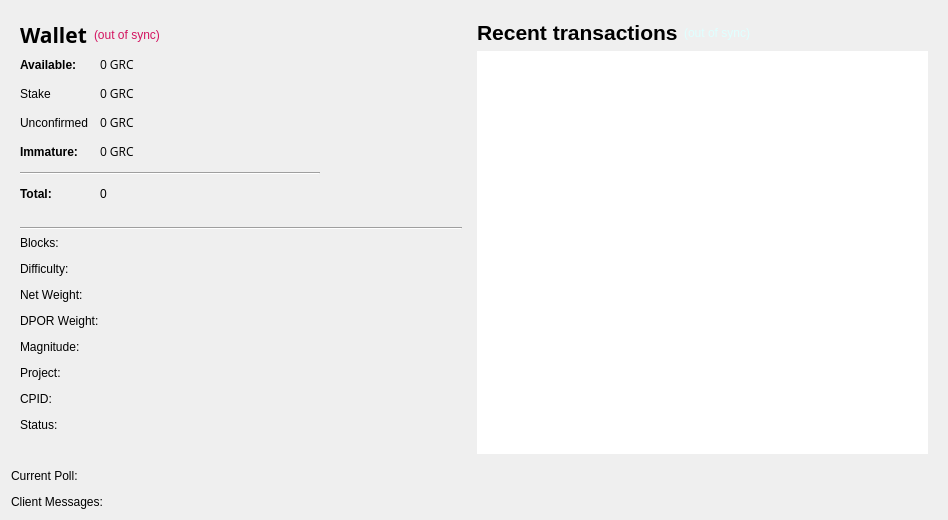
Old version of the form src/qt/forms/overviewpage.ui in the repository gridcoin-community/Gridcoin-Research.
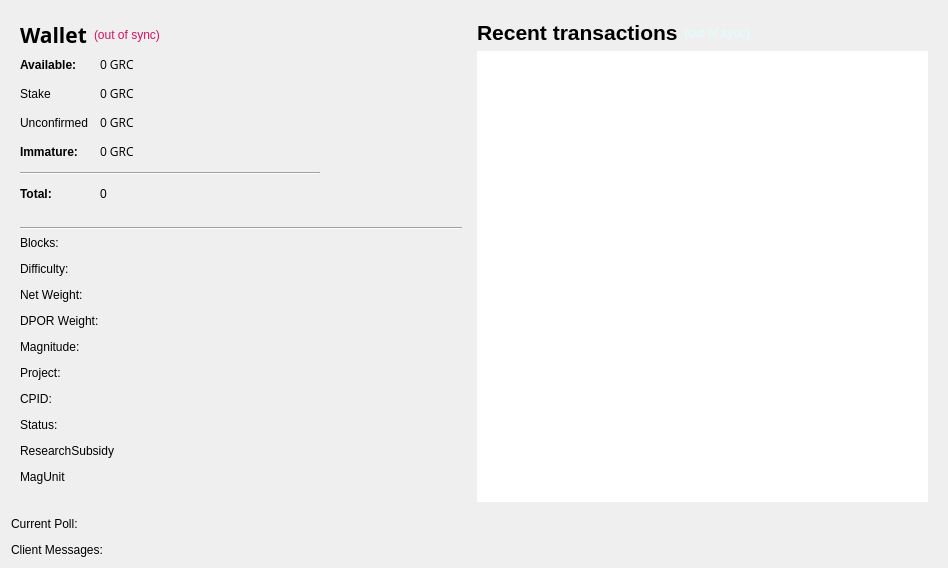
New version of the form.

Commit message: Shim for the stats page.

Diff of the .ui file:
```diff
--- a/src/qt/forms/overviewpage.ui
+++ b/src/qt/forms/overviewpage.ui
@@ -7,7 +7,7 @@
     <x>0</x>
     <y>0</y>
     <width>948</width>
-    <height>520</height>
+    <height>568</height>
    </rect>
   </property>
   <property name="sizePolicy">
@@ -463,6 +463,32 @@
               </property>
              </widget>
             </item>
+            <item row="8" column="0">
+             <widget class="QLabel" name="label_18">
+              <property name="text">
+               <string>ResearchSubsidy</string>
+              </property>
+              <property name="textInteractionFlags">
+               <set>Qt::LinksAccessibleByMouse|Qt::TextSelectableByKeyboard|Qt::TextSelectableByMouse</set>
+              </property>
+             </widget>
+            </item>
+            <item row="8" column="1">
+             <widget class="QLabel" name="labelDporSubsidy"/>
+            </item>
+            <item row="9" column="0">
+             <widget class="QLabel" name="label_19">
+              <property name="text">
+               <string>MagUnit</string>
+              </property>
+              <property name="textInteractionFlags">
+               <set>Qt::LinksAccessibleByMouse|Qt::TextSelectableByKeyboard|Qt::TextSelectableByMouse</set>
+              </property>
+             </widget>
+            </item>
+            <item row="9" column="1">
+             <widget class="QLabel" name="labelDporMagUnit"/>
+            </item>
            </layout>
           </item>
          </layout>
```
Left out of the diff: 68 changed lines with no effect on the pictures. The commit also changes 2 other files.
